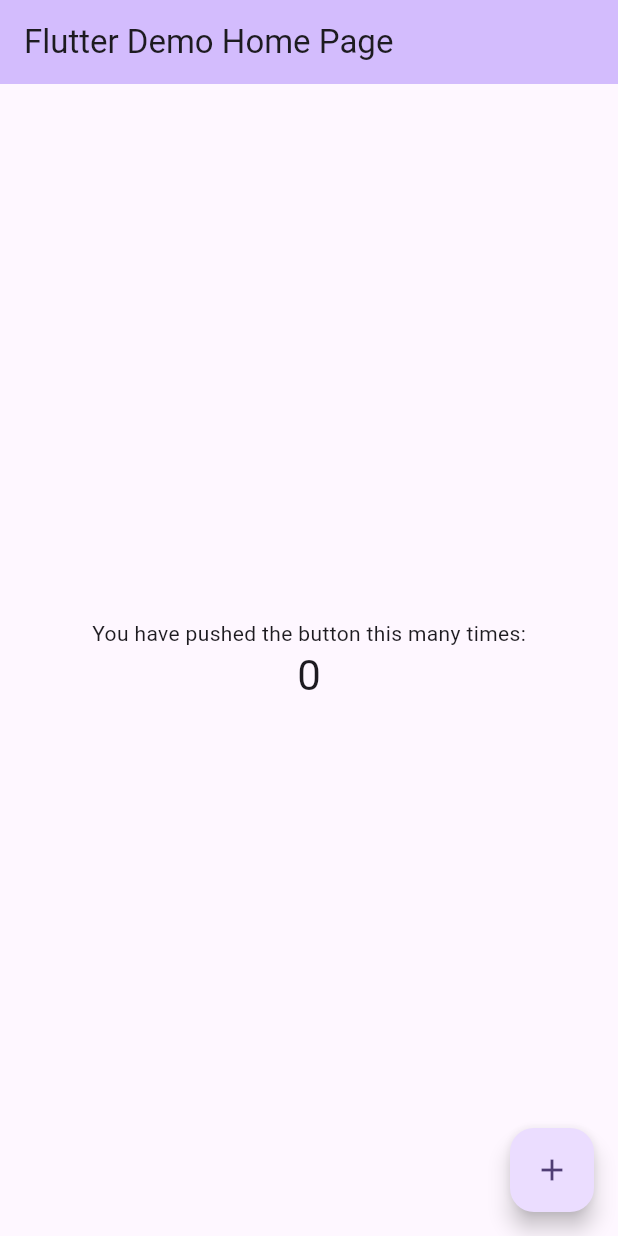
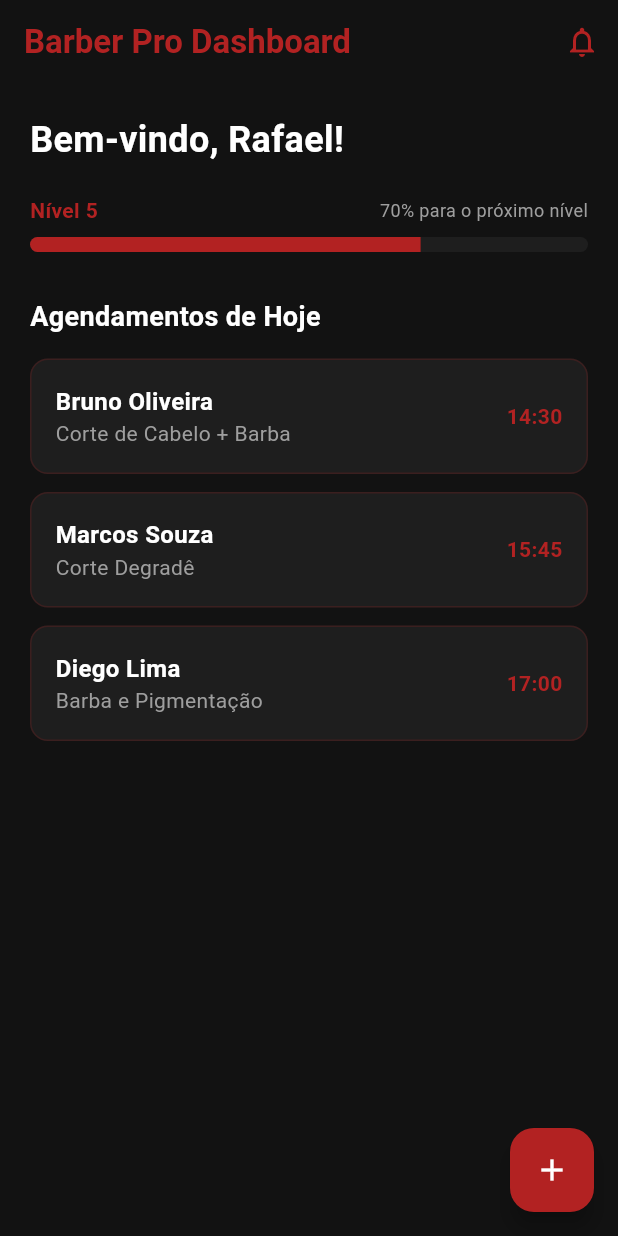
Before and after one commit to Rafaelrt90/barber_pro_gamified, a Flutter app: the screen it shows after launch, on a phone screen of 412 x 824 dp. Run offline on Flutter 3.47's test engine with Material 3 defaults, Android fonts, the phone set to English and light mode, and no system bars.

Commit message:
style: change theme to Industrial Red and LevelBadge widget

```diff
--- a/lib/core/app_colors.dart
+++ b/lib/core/app_colors.dart
@@ -1,10 +1,17 @@
 import 'package:flutter/material.dart';
 
 class AppColors {
-  static const Color background = Color(0xFF0F0F10);
-  static const Color surface = Color(0xFF1E1E20);
-  static const Color primary = Color(0xFFD4AF37); // Dourado Barber
-  static const Color textPrimary = Colors.white;
-  static const Color textSecondary = Colors.white70;
-  static const Color accent = Color(0xFF2ECC71); // Verde para XP/Sucesso
+  // Paleta Industrial Red
+  static const Color background = Color(0xFF121212); // Preto levemente mais suave
+  static const Color surface = Color(0xFF1E1E1E);    // Cinza escuro para os cards
+  static const Color primary = Color(0xFFB22222);    // Vermelho Industrial (Firebrick)
+  static const Color accent = Color(0xFFF0F0F0);     // Branco Gelo para contrastes
+
+  // Texto
+  static const Color textPrimary = Color(0xFFFFFFFF);
+  static const Color textSecondary = Color(0xFF9E9E9E); // Cinza médio para legendas
+
+  // Gamificação
+  static const Color xpBar = Color(0xFFB22222);      // Barra de progresso vermelha
+  static const Color success = Color(0xFF27AE60);    // Verde para confirmações
 }
--- a/lib/main.dart
+++ b/lib/main.dart
@@ -1,4 +1,6 @@
 import 'package:flutter/material.dart';
+import 'core/app_colors.dart';
+import 'screens/home_screen.dart';
 
 void main() {
   runApp(const MyApp());
@@ -7,116 +9,20 @@ void main() {
 class MyApp extends StatelessWidget {
   const MyApp({super.key});
 
-  // This widget is the root of your application.
   @override
   Widget build(BuildContext context) {
     return MaterialApp(
-      title: 'Flutter Demo',
+      debugShowCheckedModeBanner: false,
+      title: 'Barber Pro',
+      // Definindo o tema escuro como padrão
       theme: ThemeData(
-        // This is the theme of your application.
-        //
-        // TRY THIS: Try running your application with "flutter run". You'll see
-        // the application has a purple toolbar. Then, without quitting the app,
-        // try changing the seedColor in the colorScheme below to Colors.green
-        // and then invoke "hot reload" (save your changes or press the "hot
-        // reload" button in a Flutter-supported IDE, or press "r" if you used
-        // the command line to start the app).
-        //
-        // Notice that the counter didn't reset back to zero; the application
-        // state is not lost during the reload. To reset the state, use hot
-        // restart instead.
-        //
-        // This works for code too, not just values: Most code changes can be
-        // tested with just a hot reload.
-        colorScheme: .fromSeed(seedColor: Colors.deepPurple),
-      ),
-      home: const MyHomePage(title: 'Flutter Demo Home Page'),
-    );
+        brightness: Brightness.dark,
+        scaffoldBackgroundColor: AppColors.background,
+        primaryColor: AppColors.primary,
+        // Configurando a fonte padrão para o app todo
+        fontFamily: 'Roboto',
+      ), // ThemeData
+      home: const HomeScreen(),
+    ); // MaterialApp
   }
 }
-
-class MyHomePage extends StatefulWidget {
-  const MyHomePage({super.key, required this.title});
-
-  // This widget is the home page of your application. It is stateful, meaning
-  // that it has a State object (defined below) that contains fields that affect
-  // how it looks.
-
-  // This class is the configuration for the state. It holds the values (in this
-  // case the title) provided by the parent (in this case the App widget) and
-  // used by the build method of the State. Fields in a Widget subclass are
-  // always marked "final".
-
-  final String title;
-
-  @override
-  State<MyHomePage> createState() => _MyHomePageState();
-}
-
-class _MyHomePageState extends State<MyHomePage> {
-  int _counter = 0;
-
-  void _incrementCounter() {
-    setState(() {
-      // This call to setState tells the Flutter framework that something has
-      // changed in this State, which causes it to rerun the build method below
-      // so that the display can reflect the updated values. If we changed
-      // _counter without calling setState(), then the build method would not be
-      // called again, and so nothing would appear to happen.
-      _counter++;
-    });
-  }
-
-  @override
-  Widget build(BuildContext context) {
-    // This method is rerun every time setState is called, for instance as done
-    // by the _incrementCounter method above.
-    //
-    // The Flutter framework has been optimized to make rerunning build methods
-    // fast, so that you can just rebuild anything that needs updating rather
-    // than having to individually change instances of widgets.
-    return Scaffold(
-      appBar: AppBar(
-        // TRY THIS: Try changing the color here to a specific color (to
-        // Colors.amber, perhaps?) and trigger a hot reload to see the AppBar
-        // change color while the other colors stay the same.
-        backgroundColor: Theme.of(context).colorScheme.inversePrimary,
-        // Here we take the value from the MyHomePage object that was created by
-        // the App.build method, and use it to set our appbar title.
-        title: Text(widget.title),
-      ),
-      body: Center(
-        // Center is a layout widget. It takes a single child and positions it
-        // in the middle of the parent.
-        child: Column(
-          // Column is also a layout widget. It takes a list of children and
-          // arranges them vertically. By default, it sizes itself to fit its
-          // children horizontally, and tries to be as tall as its parent.
-          //
-          // Column has various properties to control how it sizes itself and
-          // how it positions its children. Here we use mainAxisAlignment to
-          // center the children vertically; the main axis here is the vertical
-          // axis because Columns are vertical (the cross axis would be
-          // horizontal).
-          //
-          // TRY THIS: Invoke "debug painting" (choose the "Toggle Debug Paint"
-          // action in the IDE, or press "p" in the console), to see the
-          // wireframe for each widget.
-          mainAxisAlignment: .center,
-          children: [
-            const Text('You have pushed the button this many times:'),
-            Text(
-              '$_counter',
-              style: Theme.of(context).textTheme.headlineMedium,
-            ),
-          ],
-        ),
-      ),
-      floatingActionButton: FloatingActionButton(
-        onPressed: _incrementCounter,
-        tooltip: 'Increment',
-        child: const Icon(Icons.add),
-      ),
-    );
-  }
-}
--- /dev/null
+++ b/lib/screens/home_screen.dart
@@ -0,0 +1,86 @@
+import 'package:flutter/material.dart';
+import '../core/app_colors.dart';
+import '../widgets/experience_bar.dart';
+import '../widgets/appointment_card.dart';
+
+class HomeScreen extends StatelessWidget {
+  const HomeScreen({super.key});
+
+  @override
+  Widget build(BuildContext context) {
+    return Scaffold(
+      backgroundColor: AppColors.background,
+      appBar: AppBar(
+        backgroundColor: AppColors.background,
+        elevation: 0,
+        title: const Text(
+          'Barber Pro Dashboard',
+          style: TextStyle(color: AppColors.primary, fontWeight: FontWeight.bold),
+        ), // Text
+        actions: [
+          IconButton(
+            onPressed: () {},
+            icon: const Icon(Icons.notifications_none, color: AppColors.primary),
+          ), // IconButton
+        ], // actions
+      ), // AppBar
+      body: SingleChildScrollView(
+        padding: const EdgeInsets.all(20),
+        child: Column(
+          crossAxisAlignment: .start, // Shorthand
+          children: [
+            // Seção de Perfil/Gamificação
+            const Text(
+              'Bem-vindo, Rafael!',
+              style: TextStyle(
+                color: AppColors.textPrimary,
+                fontSize: 24,
+                fontWeight: FontWeight.bold,
+              ), // TextStyle
+            ), // Text
+            const SizedBox(height: 20),
+
+            // Nosso componente de Experiência
+            const ExperienceBar(progress: 0.7, level: 5),
+
+            const SizedBox(height: 30),
+            const Text(
+              'Agendamentos de Hoje',
+              style: TextStyle(
+                color: AppColors.textPrimary,
+                fontSize: 18,
+                fontWeight: FontWeight.bold,
+              ), // TextStyle
+            ), // Text
+            const SizedBox(height: 15),
+
+            // Lista de agendamentos usando nosso componente
+            const AppointmentCard(
+              clientName: 'Bruno Oliveira',
+              service: 'Corte de Cabelo + Barba',
+              time: '14:30',
+            ),
+            const AppointmentCard(
+              clientName: 'Marcos Souza',
+              service: 'Corte Degradê',
+              time: '15:45',
+            ),
+            const AppointmentCard(
+              clientName: 'Diego Lima',
+              service: 'Barba e Pigmentação',
+              time: '17:00',
+            ),
+          ], // children
+        ), // Column
+      ),
+      floatingActionButton: FloatingActionButton(
+        onPressed: () {
+          // Aqui abriremos a tela de cadastro depois
+          print("Novo agendamento clicado!");
+        },
+        backgroundColor: AppColors.primary,
+        child: const Icon(Icons.add, color: Colors.white),
+      ), // Floa // SingleChildScrollView
+    ); // Scaffold
+  }
+}
--- /dev/null
+++ b/lib/widgets/appointment_card.dart
@@ -0,0 +1,57 @@
+import 'package:flutter/material.dart';
+import '../core/app_colors.dart';
+
+class AppointmentCard extends StatelessWidget {
+  final String clientName;
+  final String service;
+  final String time;
+
+  const AppointmentCard({
+    super.key,
+    required this.clientName,
+    required this.service,
+    required this.time,
+  });
+
+  @override
+  Widget build(BuildContext context) {
+    return Container(
+      margin: const EdgeInsets.only(bottom: 12),
+      padding: const EdgeInsets.all(16),
+      decoration: BoxDecoration(
+        color: AppColors.surface,
+        borderRadius: BorderRadius.circular(12),
+        border: Border.all(color: AppColors.primary.withAlpha(50), width: 1),
+      ), // BoxDecoration
+      child: Row(
+        mainAxisAlignment: .spaceBetween, // Shorthand
+        children: [
+          Column(
+            crossAxisAlignment: .start, // Shorthand
+            children: [
+              Text(
+                clientName,
+                style: const TextStyle(
+                  color: AppColors.textPrimary,
+                  fontWeight: FontWeight.bold,
+                  fontSize: 16,
+                ), // TextStyle
+              ), // Text
+              Text(
+                service,
+                style: const TextStyle(color: AppColors.textSecondary),
+              ), // Text
+            ], // children
+          ), // Column
+          Text(
+            time,
+            style: const TextStyle(
+              color: AppColors.primary,
+              fontWeight: FontWeight.bold,
+            ), // TextStyle
+          ), // Text
+        ], // children
+      ), // Row
+    ); // Container
+  }
+}
--- a/lib/widgets/experience_bar.dart
+++ b/lib/widgets/experience_bar.dart
@@ -0,0 +1,51 @@
+import 'package:flutter/material.dart';
+import '../core/app_colors.dart';
+
+class ExperienceBar extends StatelessWidget{
+
+  final double progress;
+  final int level;
+
+  const ExperienceBar({
+    super.key,
+    required this.progress,
+    required this.level,
+  });
+
+  @override
+  Widget build(BuildContext context){
+    return Column(
+      crossAxisAlignment: .start,
+      children: [
+        Row(
+          mainAxisAlignment: .spaceBetween,
+          children: [
+            Text(
+              'Nível $level',
+              style: const TextStyle(
+                color: AppColors.primary,
+                fontWeight: .bold
+              )
+            ),
+            Text(
+              '${(progress * 100).toInt()}% para o próximo nível',
+              style: const TextStyle(color: AppColors.textSecondary, fontSize: 12),
+            )
+          ],
+        ),
+        const SizedBox(height: 8),
+        ClipRRect(
+          borderRadius: BorderRadius.circular(10),
+          child: LinearProgressIndicator(
+            value: progress,
+            backgroundColor: AppColors.surface,
+            color: AppColors.primary,
+            minHeight: 10,
+          ),
+        ),
+      ],
+
+
+    );
+  }
+}
--- /dev/null
+++ b/lib/widgets/level_badge.dart
@@ -0,0 +1,29 @@
+import 'package:flutter/material.dart';
+import '../core/app_colors.dart';
+
+class LevelBadge extends StatelessWidget {
+  final String label;
+
+  const LevelBadge({super.key, required this.label});
+
+  @override
+  Widget build(BuildContext context) {
+    return Container(
+      padding: const EdgeInsets.symmetric(horizontal: 12, vertical: 4),
+      decoration: BoxDecoration(
+        color: AppColors.primary.withAlpha(30), // Fundo translúcido
+        borderRadius: BorderRadius.circular(20),
+        border: Border.all(color: AppColors.primary, width: 1),
+      ), // BoxDecoration
+      child: Text(
+        label.toUpperCase(),
+        style: const TextStyle(
+          color: AppColors.primary,
+          fontSize: 10,
+          fontWeight: FontWeight.bold,
+          letterSpacing: 1.2,
+        ), // TextStyle
+      ), // Text
+    ); // Container
+  }
+}
```
